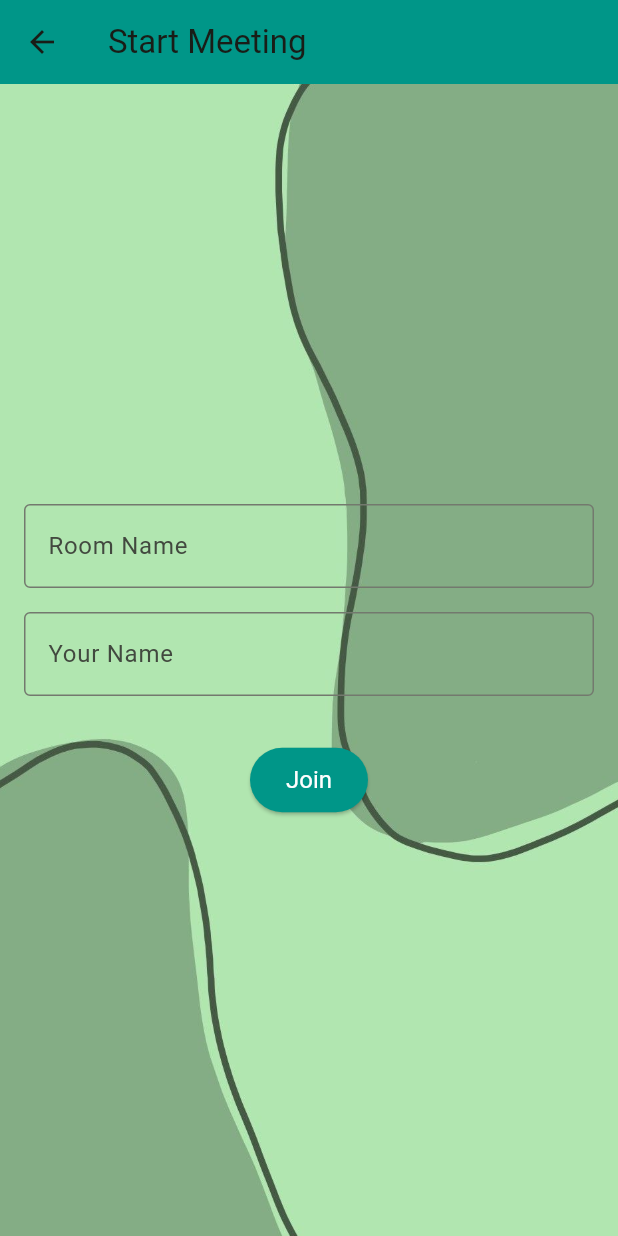
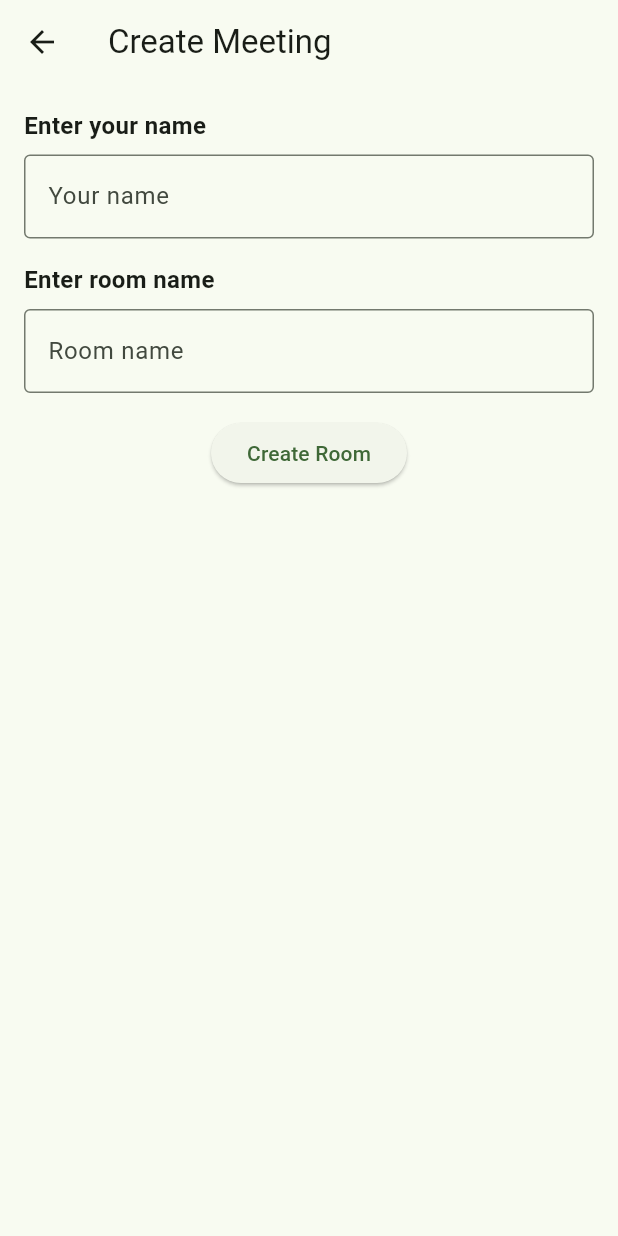
Before and after one commit to Op-Vision17/dr.Doom_App, a Flutter app: the HomeScreen screen opened directly, after a tap on "Start Meeting", on a phone screen of 412 x 824 dp. Run offline on Flutter 3.47's test engine with Material 3 defaults, Android fonts, the phone set to English and light mode, and no system bars; our stand-ins replace animated_splash_screen, flutter_riverpod, google_fonts, lottie, page_transition, shared_preferences; missing offline and left inert: agora_rtc_engine; accounts and stored records are empty.

Commit message:
meeting room screen

```diff
--- /dev/null
+++ b/lib/appui/CreateMeeting.dart
@@ -0,0 +1,80 @@
+import 'package:doctor_doom/appui/videocallScreen.dart';
+import 'package:flutter/material.dart';
+import 'package:flutter_riverpod/flutter_riverpod.dart';
+import 'package:doctor_doom/appui/videocallScreen.dart';
+
+final roomNameProvider = StateProvider<String?>((ref) => null);
+final userNameProvider = StateProvider<String?>((ref) => null);
+
+class CreateMeetingScreen extends ConsumerWidget {
+  const CreateMeetingScreen({Key? key}) : super(key: key);
+
+  @override
+  Widget build(BuildContext context, WidgetRef ref) {
+    final roomNameController = TextEditingController();
+    final userNameController = TextEditingController();
+
+    return Scaffold(
+      appBar: AppBar(
+        title: const Text("Create Meeting"),
+      ),
+      body: Padding(
+        padding: const EdgeInsets.all(16.0),
+        child: Column(
+          crossAxisAlignment: CrossAxisAlignment.start,
+          children: [
+            const Text(
+              "Enter your name",
+              style: TextStyle(fontSize: 16, fontWeight: FontWeight.bold),
+            ),
+            const SizedBox(height: 8),
+            TextField(
+              controller: userNameController,
+              decoration: const InputDecoration(
+                border: OutlineInputBorder(),
+                hintText: "Your name",
+              ),
+            ),
+            const SizedBox(height: 16),
+            const Text(
+              "Enter room name",
+              style: TextStyle(fontSize: 16, fontWeight: FontWeight.bold),
+            ),
+            const SizedBox(height: 8),
+            TextField(
+              controller: roomNameController,
+              decoration: const InputDecoration(
+                border: OutlineInputBorder(),
+                hintText: "Room name",
+              ),
+            ),
+            const SizedBox(height: 16),
+            Center(
+              child: ElevatedButton(
+                onPressed: () {
+                  final roomName = roomNameController.text.trim();
+                  final userName = userNameController.text.trim();
+
+                  if (roomName.isNotEmpty && userName.isNotEmpty) {
+                    // Save room name and user name in providers
+                    ref.read(roomNameProvider.notifier).state = roomName;
+                    ref.read(userNameProvider.notifier).state = userName;
+
+                    // Navigate to VideoCallScreen
+                    Navigator.push(
+                      context,
+                      MaterialPageRoute(
+                        builder: (context) => VideoCallScreen(),
+                      ),
+                    );
+                  }
+                },
+                child: const Text("Create Room"),
+              ),
+            ),
+          ],
+        ),
+      ),
+    );
+  }
+}
--- a/lib/appui/homescreen.dart
+++ b/lib/appui/homescreen.dart
@@ -1,7 +1,6 @@
-
+import 'package:doctor_doom/appui/CreateMeeting.dart';
 import 'package:doctor_doom/appui/MeetingIDscreen.dart';
 import 'package:doctor_doom/appui/profile.dart';
-import 'package:doctor_doom/appui/startmeeting.dart';
 import 'package:doctor_doom/authentication/loginscreen.dart';
 import 'package:doctor_doom/authentication/tokenmanage.dart';
 import 'package:flutter/material.dart';
@@ -119,18 +118,49 @@ class HomeScreen extends StatelessWidget {
                     ActionButton(
                       label: "Start Meeting",
                       onPressed: () {
-                        Navigator.push(
-                          context,
-                          MaterialPageRoute(
-                              builder: (context) => Startmeetingscreen()),
-                        );
+                        Navigator.of(context).push(PageRouteBuilder(
+                          pageBuilder:
+                              (context, animation, secondaryAnimation) =>
+                                  CreateMeetingScreen(),
+                          transitionsBuilder:
+                              (context, animation, secondaryAnimation, child) {
+                            const curve = Curves.easeInOut;
+
+                            return Stack(
+                              children: [
+                                SlideTransition(
+                                  position: Tween<Offset>(
+                                    begin: Offset(
+                                        1.5, 0), // Background slides faster
+                                    end: Offset.zero,
+                                  ).animate(CurvedAnimation(
+                                    parent: animation,
+                                    curve: curve,
+                                  )),
+                                  child: Container(
+                                      color: Colors
+                                          .blue), // Placeholder for background
+                                ),
+                                SlideTransition(
+                                  position: Tween<Offset>(
+                                    begin: Offset(1.0, 0),
+                                    end: Offset.zero,
+                                  ).animate(CurvedAnimation(
+                                    parent: animation,
+                                    curve: curve,
+                                  )),
+                                  child: child,
+                                ),
+                              ],
+                            );
+                          },
+                        ));
                       },
                     ),
                     const SizedBox(height: 20),
                     ActionButton(
                       label: "Join Meeting",
                       onPressed: () {
-
                         Navigator.of(context).push(PageRouteBuilder(
                           pageBuilder:
                               (context, animation, secondaryAnimation) =>
@@ -168,7 +198,6 @@ class HomeScreen extends StatelessWidget {
                             );
                           },
                         ));
-
                       },
                     ),
                   ],
--- a/lib/appui/joinmeeting.dart
+++ b/lib/appui/joinmeeting.dart
@@ -1,3 +1,4 @@
+import 'package:doctor_doom/appui/homescreen.dart';
 import 'package:doctor_doom/appui/videocallScreen.dart';
 import 'package:flutter/material.dart';
 import 'package:flutter_riverpod/flutter_riverpod.dart';
@@ -55,7 +56,7 @@ class JoinMeetingScreen extends ConsumerWidget {
                   print('Room: $roomName, User: $userName');
                   Navigator.pushReplacement(
                     context,
-                    MaterialPageRoute(builder: (context) => VideoCallScreen()),
+                    MaterialPageRoute(builder: (context) => HomeScreen()),
                   );
                 },
                 child: Text('Join'),
--- a/lib/appui/startmeeting.dart
+++ /dev/null
@@ -1,75 +0,0 @@
-import 'package:doctor_doom/appui/videocallScreen.dart';
-import 'package:flutter/material.dart';
-import 'package:flutter_riverpod/flutter_riverpod.dart';
-
-final roomNameProvider = StateProvider<String>((ref) => '');
-final userNameProvider = StateProvider<String>((ref) => '');
-
-class Startmeetingscreen extends ConsumerWidget {
-  @override
-  Widget build(BuildContext context, WidgetRef ref) {
-    final roomName = ref.watch(roomNameProvider);
-    final userName = ref.watch(userNameProvider);
-
-    return Scaffold(
-      appBar: AppBar(
-        title: Text('Start Meeting'),
-        backgroundColor: Colors.teal,
-      ),
-      body: Stack(children: [
-        Container(
-          decoration: const BoxDecoration(
-            image: DecorationImage(
-              image: AssetImage("assets/loginbackground.jpg"),
-              fit: BoxFit.cover,
-            ),
-          ),
-        ),
-        Padding(
-          padding: const EdgeInsets.all(16.0),
-          child: Column(
-            mainAxisAlignment: MainAxisAlignment.center,
-            children: [
-              TextField(
-                onChanged: (value) {
-                  ref.read(roomNameProvider.notifier).state = value;
-                },
-                decoration: InputDecoration(
-                  labelText: 'Room Name',
-                  border: OutlineInputBorder(),
-                ),
-              ),
-              SizedBox(height: 16),
-              TextField(
-                onChanged: (value) {
-                  ref.read(userNameProvider.notifier).state = value;
-                },
-                decoration: InputDecoration(
-                  labelText: 'Your Name',
-                  border: OutlineInputBorder(),
-                ),
-              ),
-              SizedBox(height: 32),
-              ElevatedButton(
-                onPressed: () {
-                  print('Room: $roomName, User: $userName');
-                  Navigator.pushReplacement(
-                    context,
-                    MaterialPageRoute(builder: (context) => VideoCallScreen()),
-                  );
-                },
-                child: Text('Join'),
-                style: ElevatedButton.styleFrom(
-                  backgroundColor: Colors.teal,
-                  foregroundColor: Colors.white,
-                  padding: EdgeInsets.symmetric(vertical: 12, horizontal: 24),
-                  textStyle: TextStyle(fontSize: 16),
-                ),
-              ),
-            ],
-          ),
-        ),
-      ]),
-    );
-  }
-}
--- a/pubspec.yaml
+++ b/pubspec.yaml
@@ -28,6 +28,7 @@ environment:
 # the latest version available on pub.dev. To see which dependencies have newer
 # versions available, run `flutter pub outdated`.
 dependencies:
+  # agora_rtc_engine: ^6.3.2
   agora_rtc_engine: ^6.3.2
   animated_splash_screen: ^1.3.0
   cupertino_icons: ^1.0.8
```
Also changed, not shown: lib/agora/agoraServices.dart (added, +159 -0 lines), lib/appui/MeetingIDscreen.dart (+20 -27 lines), flutter_01.png (deleted), flutter_02.png (deleted), 1 other file.
